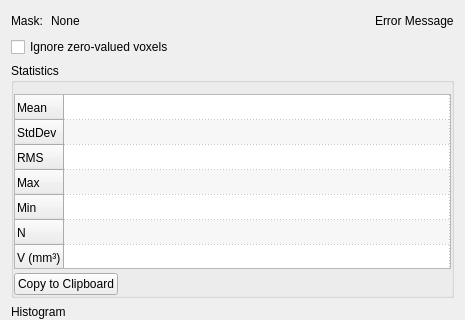
Before: the Qt Designer form Plugins/org.mitk.gui.qt.measurementtoolbox/src/internal/QmitkImageStatisticsViewControls.ui in MITK/MITK, drawn with Qt 5; both pictures show x 0 to 465 and y 0 to 320 of the 465 by 800 pixel window.
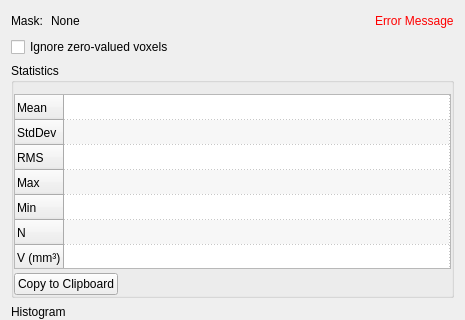
After: the same form once the commit is applied. Custom widgets are drawn as their Qt base class.

```diff
--- a/Plugins/org.mitk.gui.qt.measurementtoolbox/src/internal/QmitkImageStatisticsViewControls.ui
+++ b/Plugins/org.mitk.gui.qt.measurementtoolbox/src/internal/QmitkImageStatisticsViewControls.ui
@@ -57,6 +57,9 @@
      </item>
      <item>
       <widget class="QLabel" name="m_ErrorMessageLabel">
+       <property name="styleSheet">
+        <string notr="true">color: rgb(255, 0, 0);</string>
+       </property>
        <property name="text">
         <string>Error Message</string>
        </property>
```
